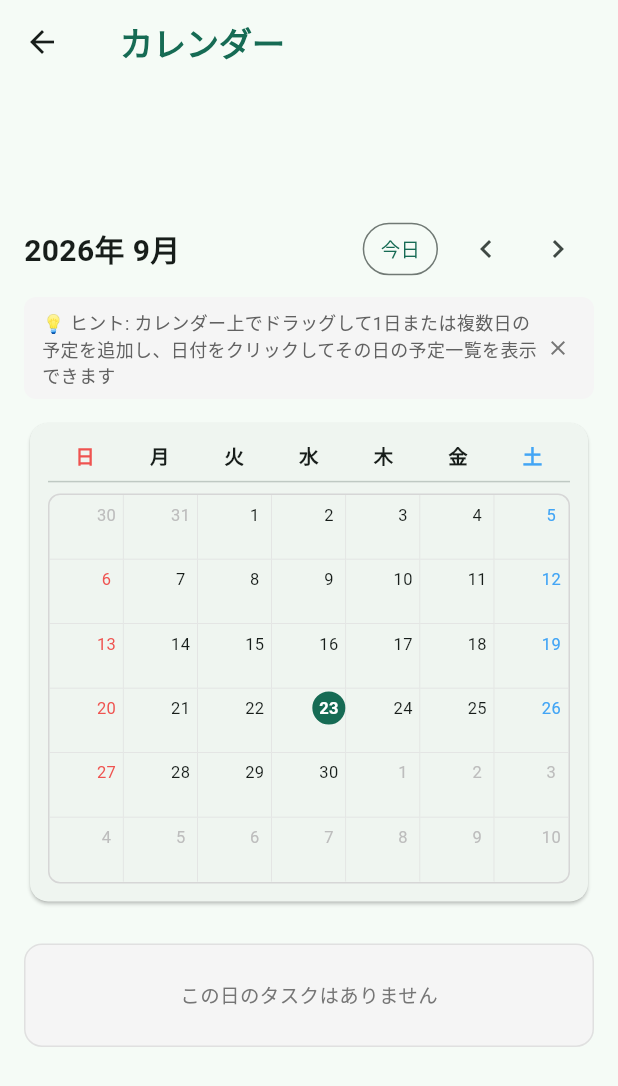
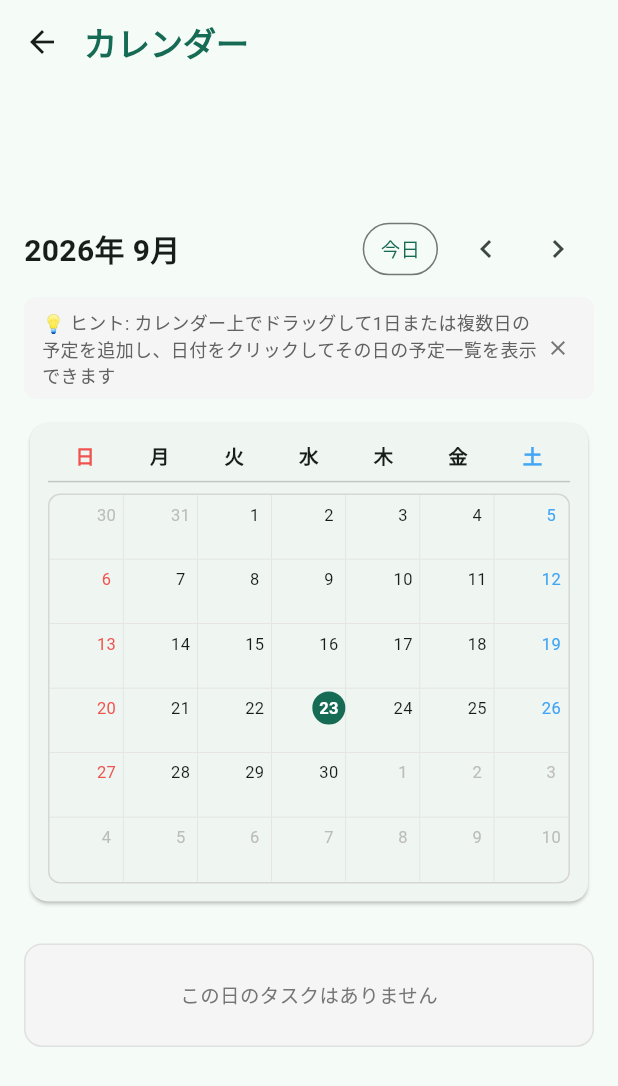
Before and after one commit to motchiy-lab/motchiy-todo, a Flutter app: the CalendarScreen screen opened directly, on a phone screen of 412 x 824 dp. Shown: the top 1086 px of the screen. Run offline on Flutter 3.47's test engine with Material 3 defaults, Android fonts, the phone set to English and light mode, and no system bars; our stand-ins replace cloud_firestore, firebase_auth, firebase_core, google_sign_in, shared_preferences; missing offline and left inert: window_manager; accounts and stored records are empty.

Commit message:
PC版でのタブのタイトルと再読み込みの位置を調整
Signed-off-by: motchiy-tuti <motchiy@users.noreply.github.com>

```diff
--- a/lib/screens/calendar_screen.dart
+++ b/lib/screens/calendar_screen.dart
@@ -361,18 +361,21 @@ class CalendarScreenState extends State<CalendarScreen> {
     return Scaffold(
       appBar: AppBar(
         backgroundColor: Colors.transparent,
-        titleSpacing: 24,
-        elevation: 0,
-        title: Text(
+        titleSpacing: 0,
+        title: Center(
+          child: ConstrainedBox(
+            constraints: const BoxConstraints(maxWidth: 750),
+            child: Row(
+              children: [
+                Text(
                   'カレンダー',
                   style: TextStyle(
                     color: colorScheme.primary,
                     fontWeight: FontWeight.bold,
                   ),
                 ),
-        actions: _isMobile
-            ? null
-            : [
+                const Spacer(),
+                if (!_isMobile)
                   IconButton(
                     onPressed: _isRefreshing ? null : _refreshTasks,
                     tooltip: '再読み込み',
@@ -385,6 +388,9 @@ class CalendarScreenState extends State<CalendarScreen> {
                         : const Icon(Icons.refresh),
                   ),
               ],
+            ),
+          ),
+        ),
       ),
       body: SafeArea(
         child: _isLoading
```
Also changed, not shown: lib/screens/idea_screen.dart (+22 -8 lines), lib/screens/settings_screen.dart (+13 -6 lines), lib/screens/task_home_screen.dart (+13 -6 lines), lib/screens/wishlist_screen.dart (+22 -8 lines). Lines whose indentation alone changed are shown as unchanged.
